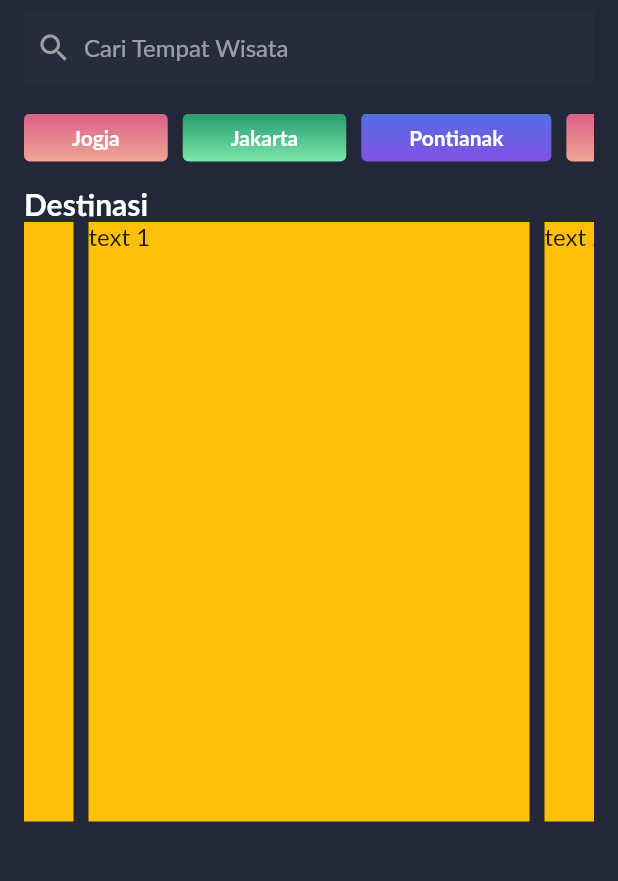
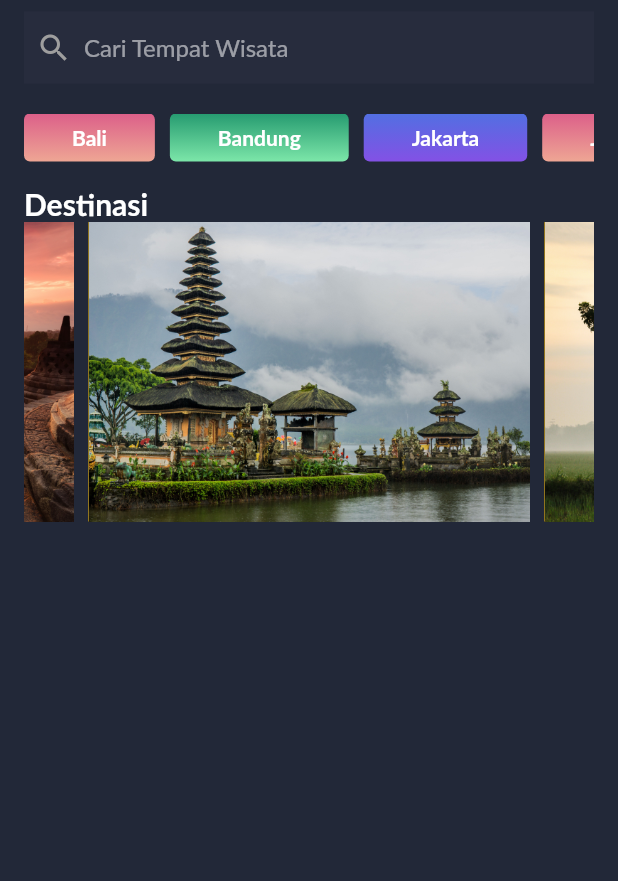
Before and after one commit to Berri/TravelApp, a Flutter app: the screen it shows after launch, on a phone screen of 412 x 824 dp, the part 92-973 px from its top. Run offline on Flutter 3.47's test engine with Material 2 defaults, Android fonts, the phone set to English and light mode, and no system bars; drawn by our look-alikes of carousel_slider.

Commit message:
Penambahan Gambar

```diff
--- a/lib/main.dart
+++ b/lib/main.dart
@@ -14,6 +14,13 @@ class MyApp extends StatelessWidget {
     );
   }
 }
+
+String baliImage = "assets/images/Bali.jpg";
+String bandungImage = "assets/images/Bandung.jpg";
+String jakartaImage = "assets/images/Jakarta.jpg";
+String jogjaImage = "assets/images/Jogja.jpg";
+
+var gambar = [baliImage, bandungImage, jakartaImage, jogjaImage];
 
 var gradient1 = [Color(0xFFdc5f89), Color(0xFFeea694)];
 var gradient2 = [Color(0xFF269b70), Color(0xFF7ce6a9)];
@@ -64,10 +71,10 @@ class MyHomePage extends StatelessWidget {
                   child: ListView(
                     scrollDirection: Axis.horizontal,
                     children: <Widget>[
+                      GradientButton("Bali", gradient1),
+                      GradientButton("Bandung", gradient2),
+                      GradientButton("Jakarta", gradient3),
                       GradientButton("Jogja", gradient1),
-                      GradientButton("Jakarta", gradient2),
-                      GradientButton("Pontianak", gradient3),
-                      GradientButton("Bandung", gradient1),
                     ],
                   ),
                 ),
@@ -80,21 +87,24 @@ class MyHomePage extends StatelessWidget {
                       fontWeight: FontWeight.w600),
                 ),
                 CarouselSlider(
-                  height: 400.0,
-                  items: [1, 2, 3, 4, 5].map((i) {
+                  height: 200.0,
+                  items: gambar.map((i) {
                     return Builder(
                       builder: (BuildContext context) {
                         return Container(
-                            width: MediaQuery.of(context).size.width,
-                            margin: EdgeInsets.symmetric(horizontal: 5.0),
-                            decoration: BoxDecoration(color: Colors.amber),
-                            child: Text(
-                              'text $i',
-                              style: TextStyle(fontSize: 16.0),
-                            ));
+                          width: MediaQuery.of(context).size.width,
+                          margin: EdgeInsets.symmetric(horizontal: 5.0),
+                          decoration: BoxDecoration(color: Colors.amber),
+                          child: Image.asset(i, fit: BoxFit.cover),
+                         // child: Text(
+                         //   'text $i',
+                         //   style: TextStyle(fontSize: 16.0),
+                         // ),
+                        );
                       },
                     );
                   }).toList(),
+                  autoPlay: false,
                 ),
               ],
             ),
```
Also changed, not shown: pubspec.yaml (+5 -3 lines), assets/images/Bali.jpg (added), assets/images/Bandung.jpg (added), assets/images/Jakarta.jpg (added), assets/images/Jogja.jpg (added).
